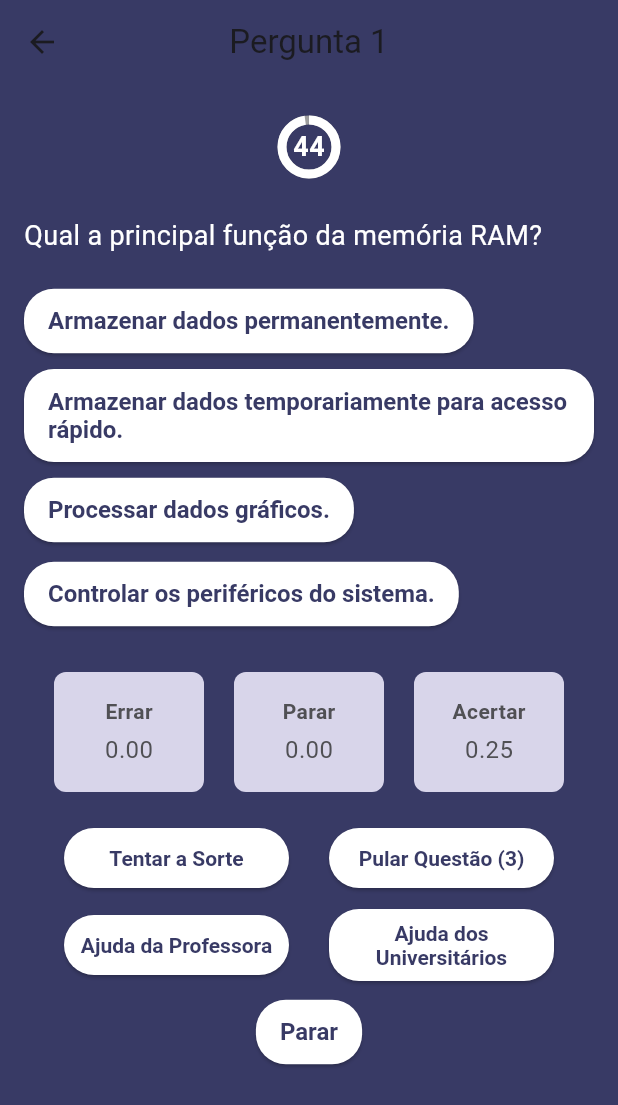
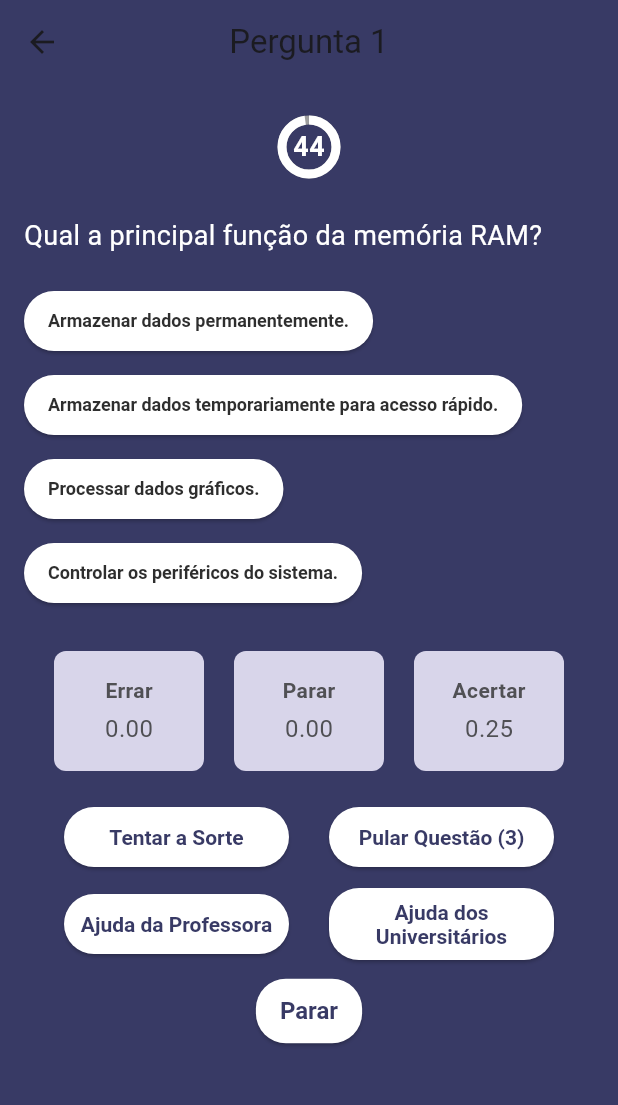
Before and after one commit to gabrielamds/AOCApp, a Flutter app: the TelaPerguntas screen opened directly, on a phone screen of 412 x 824 dp. Shown: the top 1105 px of the screen. Run offline on Flutter 3.47's test engine with Material 3 defaults, Android fonts, the phone set to English and light mode, and no system bars.

Commit message:
AOCApp_versaofinal

```diff
--- a/lib/main.dart
+++ b/lib/main.dart
@@ -749,7 +749,9 @@ void _mostrarTelaFinal(BuildContext context, String mensagem) {
         centerTitle: true,
         backgroundColor: Color(0xFF383A65),
       ),
-      body: Container(
+      body: OrientationBuilder(
+        builder: (context, orientation) {
+          return Container(
             width: double.infinity,
             height: double.infinity,
             decoration: const BoxDecoration(
@@ -759,7 +761,7 @@ void _mostrarTelaFinal(BuildContext context, String mensagem) {
                 end: Alignment.bottomCenter,
               ),
             ),
-        child: Padding(
+            child: SingleChildScrollView(
               padding: const EdgeInsets.all(16.0),
               child: Column(
                 crossAxisAlignment: CrossAxisAlignment.start,
@@ -808,17 +810,20 @@ void _mostrarTelaFinal(BuildContext context, String mensagem) {
                         onPressed: alternativasInativas[index] ? null : () => _responder(index),
                         style: ElevatedButton.styleFrom(
                           backgroundColor: Colors.white,
-                      foregroundColor: Color(0xFF383A65),
+                          foregroundColor: Color(0xFF2E2E2E),
                           padding: const EdgeInsets.symmetric(horizontal: 16, vertical: 12),
                           shape: RoundedRectangleBorder(
                             borderRadius: BorderRadius.circular(20),
                           ),
                           textStyle: const TextStyle(
-                        fontSize: 16,
+                            fontSize: 12, // Reduced font size
                             fontWeight: FontWeight.bold,
                           ),
                         ),
-                    child: Text(pergunta['alternativas'][index]),
+                        child: Text(
+                          pergunta['alternativas'][index],
+                          textAlign: TextAlign.center,
+                        ),
                       ),
                     );
                   }),
@@ -834,8 +839,7 @@ void _mostrarTelaFinal(BuildContext context, String mensagem) {
                   ),
                   const SizedBox(height: 20),
                   // Exibe os botões abaixo das alternativas
-              Expanded(
-                child: Column(
+                  Column(
                     crossAxisAlignment: CrossAxisAlignment.stretch,
                     children: [
                       Row(
@@ -859,10 +863,11 @@ void _mostrarTelaFinal(BuildContext context, String mensagem) {
                       ),
                     ],
                   ),
-              ),
                 ],
               ),
             ),
+          );
+        },
       ),
     );
   }
```
Lines whose indentation alone changed are shown as unchanged.
